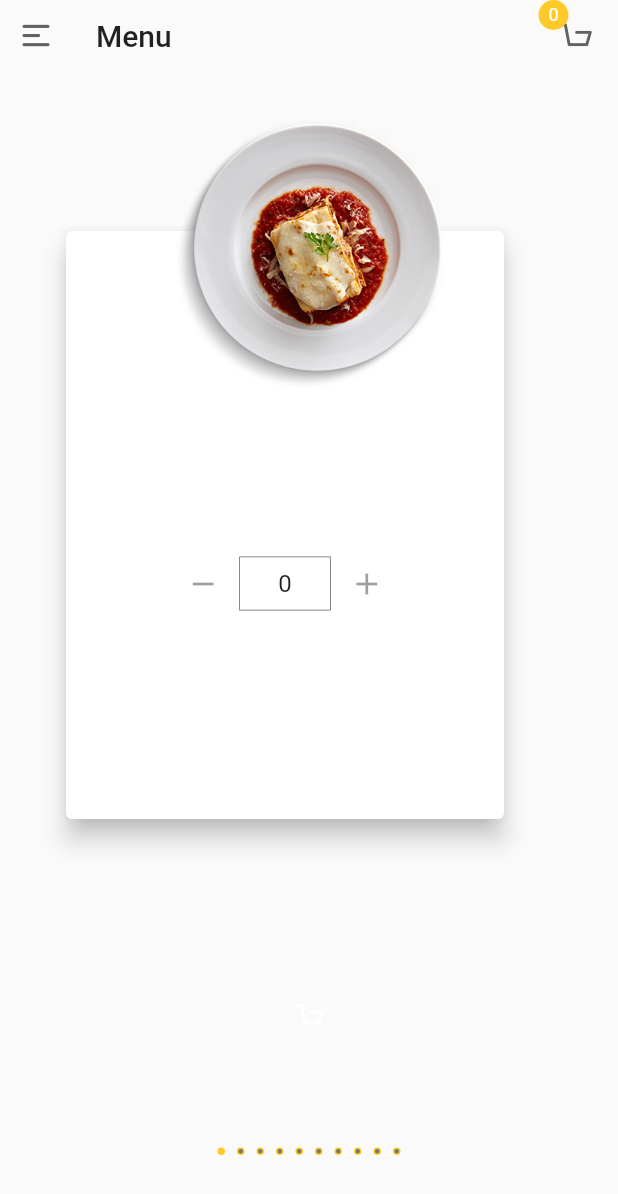
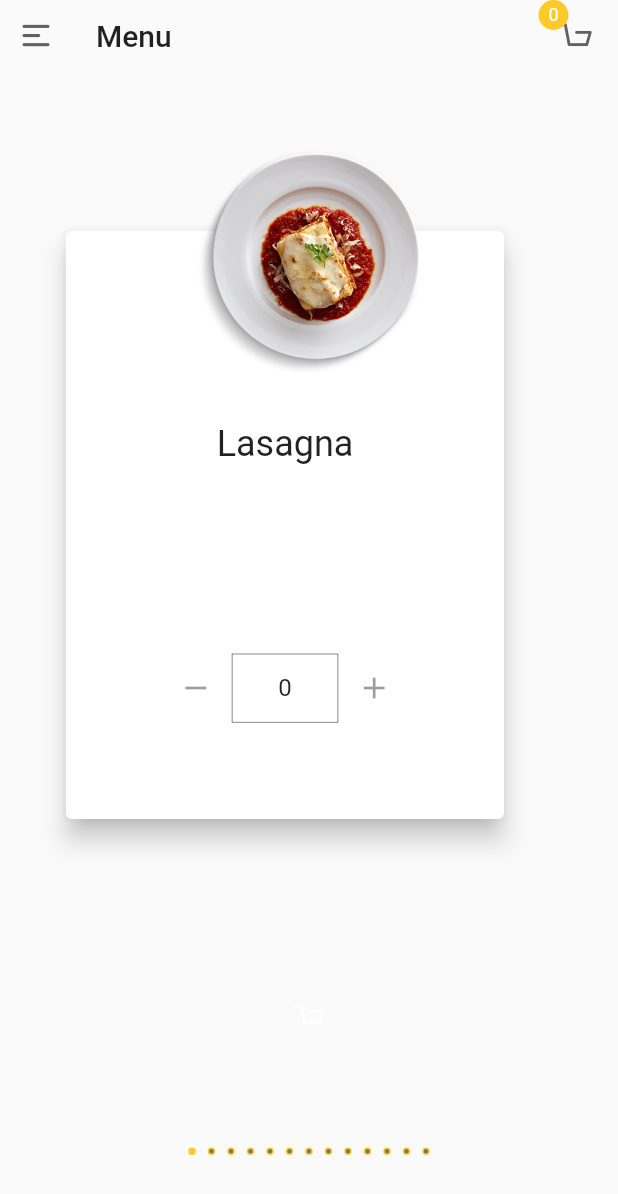
Before and after one commit to passiondriven/flutter-menu, a Flutter app: the screen it shows after launch, on a phone screen of 412 x 824 dp. Shown: the top 1194 px of the screen. Run offline on Flutter 3.47's test engine with Material 2 defaults, Android fonts, the phone set to English and light mode, and no system bars.

Commit message:
display food names

```diff
--- a/lib/model/menu.dart
+++ b/lib/model/menu.dart
@@ -6,62 +6,80 @@ class Menu{
     const Food(
       id: "1",
       image: "assets/images/menu1.png",
-      name: "Meaty Avocado",
+      name: "Lasagna",
       price: "\$12"
     ),
     const Food(
         id: "2",
         image: "assets/images/menu3.png",
-        name: "Meaty Avocado",
+        name: "Salad",
         price: "\$12"
     ),
     const Food(
         id: "3",
         image: "assets/images/menu11.png",
-        name: "Meaty Avocado",
+        name: "Mashroom Sauce",
         price: "\$12"
     ),
     const Food(
         id: "4",
         image: "assets/images/menu13.png",
-        name: "Meaty Avocado",
+        name: "Seefood Soup",
         price: "\$12"
     ),
     const Food(
         id: "5",
         image: "assets/images/menu4.png",
-        name: "Meaty Avocado",
+        name: "",
         price: "\$12"
     ),
     const Food(
         id: "6",
         image: "assets/images/menu12.png",
-        name: "Meaty Avocado",
+        name: "Fillet & Prawns",
         price: "\$12"
     ),
     const Food(
         id: "7",
         image: "assets/images/menu10.png",
-        name: "Meaty Avocado",
+        name: "Meat Roll",
         price: "\$12"
     ),
     const Food(
         id: "8",
         image: "assets/images/menu7.png",
-        name: "Meaty Avocado",
+        name: "Chicken Salad",
         price: "\$12"
     ),
     const Food(
         id: "9",
         image: "assets/images/menu5.png",
-        name: "Meaty Avocado",
+        name: "Bolonesa Pasta",
         price: "\$12"
     ),
     const Food(
         id: "10",
         image: "assets/images/menu9.png",
-        name: "Meaty Avocado",
+        name: "Overcooked Meat",
         price: "\$12"
-    )
+    ),
+    const Food(
+        id: "11",
+        image: "assets/images/menu2.png",
+        name: "",
+        price: "\$12"
+    ),
+    const Food(
+        id: "12",
+        image: "assets/images/menu8.png",
+        name: "Chicken Fillet Salad",
+        price: "\$12"
+    ),
+    const Food(
+        id: "13",
+        image: "assets/images/menu14.png",
+        name: "",
+        price: "\$12"
+    ),
   ];
 }
--- a/lib/view/cartButton.dart
+++ b/lib/view/cartButton.dart
@@ -14,8 +14,9 @@ class CartButton extends StatelessWidget{
         height: 50.0,
         child: new Hero(tag: 'cart_items',
           child: new MaterialButton(
+            highlightColor: Colors.grey[900],
             onPressed: null,
-            elevation: counter == 0 ? 0.0 : 5.0,
+            elevation: counter == 0 ? 7.0 : 5.0,
             color: counter == 0 ? Colors.grey[350] : Colors
                 .amber[400],
             child: new Icon(
--- a/lib/view/foodImage.dart
+++ b/lib/view/foodImage.dart
@@ -9,13 +9,13 @@ class FoodImage extends StatelessWidget {
   Widget build(BuildContext context) {
     return new Container(
       alignment: new FractionalOffset(0.5, 0.0),
-      margin: const EdgeInsets.only(top: 80.0),
+      margin: const EdgeInsets.only(top: 100.0),
       child: new Hero(
         tag: 'icon-${food.id}',
         child: new Image(
           image: new AssetImage(food.image),
-          height: 180.0,
-          width: 180.0,
+          height: 150.0,
+          width: 150.0,
         ),
       ),
     );
--- a/lib/view/itemCard.dart
+++ b/lib/view/itemCard.dart
@@ -9,18 +9,17 @@ class ItemCard extends StatelessWidget {
   @override
   Widget build(BuildContext context) {
     return new Container(
-                      margin: const EdgeInsets.only(top: 30.0),
-
+    margin: const EdgeInsets.only(top: 100.0, bottom: 35.0),
     child: new Column(
-        mainAxisAlignment: MainAxisAlignment.center,
+        mainAxisAlignment: MainAxisAlignment.spaceEvenly,
         children: <Widget>[
+          new Text(food.name, style: Theme.of(context).textTheme.headline),
           new DecoratedBox(decoration: new BoxDecoration(
               borderRadius: new BorderRadius.circular(30.0)),
               child: new ClipRRect(
               borderRadius: new BorderRadius.circular(50.0),
               child: new MaterialButton(
                 minWidth: 70.0,
-//                padding: const EdgeInsets.only(top: 8.0, bottom: 8.0),
                 onPressed: null,
                 color: Colors.grey[900],
                 child: new Text(food.price, style: const TextStyle(
@@ -30,7 +29,9 @@ class ItemCard extends StatelessWidget {
               ),
             ),
           ),
-          new Row(
+          new Container(
+            margin: const EdgeInsets.only(top: 20.0),
+            child: new Row(
               mainAxisAlignment: MainAxisAlignment.center,
               children: <Widget>[
                 new IconButton(icon: new Icon(Icons.remove),
@@ -43,8 +44,8 @@ class ItemCard extends StatelessWidget {
                     ),
                   ),
                   child: new SizedBox(
-                  width: 60.0,
-                  height: 35.0,
+                    width: 70.0,
+                    height: 45.0,
                     child: new Center(
                         child: new Text('$_counter', style: Theme
                             .of(context)
@@ -57,6 +58,7 @@ class ItemCard extends StatelessWidget {
                     onPressed: null),
               ],
             ),
+          )
         ],
       ),
     );
--- a/pubspec.yaml
+++ b/pubspec.yaml
@@ -32,15 +32,18 @@ flutter:
 
   assets:
       - assets/images/menu1.png
+      - assets/images/menu2.png
       - assets/images/menu3.png
       - assets/images/menu4.png
       - assets/images/menu5.png
       - assets/images/menu7.png
+      - assets/images/menu8.png
       - assets/images/menu9.png
       - assets/images/menu10.png
       - assets/images/menu11.png
       - assets/images/menu12.png
       - assets/images/menu13.png
+      - assets/images/menu14.png
 
   # An image asset can refer to one or more resolution-specific "variants", see
   # https://flutter.io/assets-and-images/#resolution-aware.
```
Also changed, not shown: assets/images/menu10.png, assets/images/menu14.png (added), assets/images/menu2.png (added), assets/images/menu8.png (added), 1 other file. Lines whose indentation alone changed are shown as unchanged.
